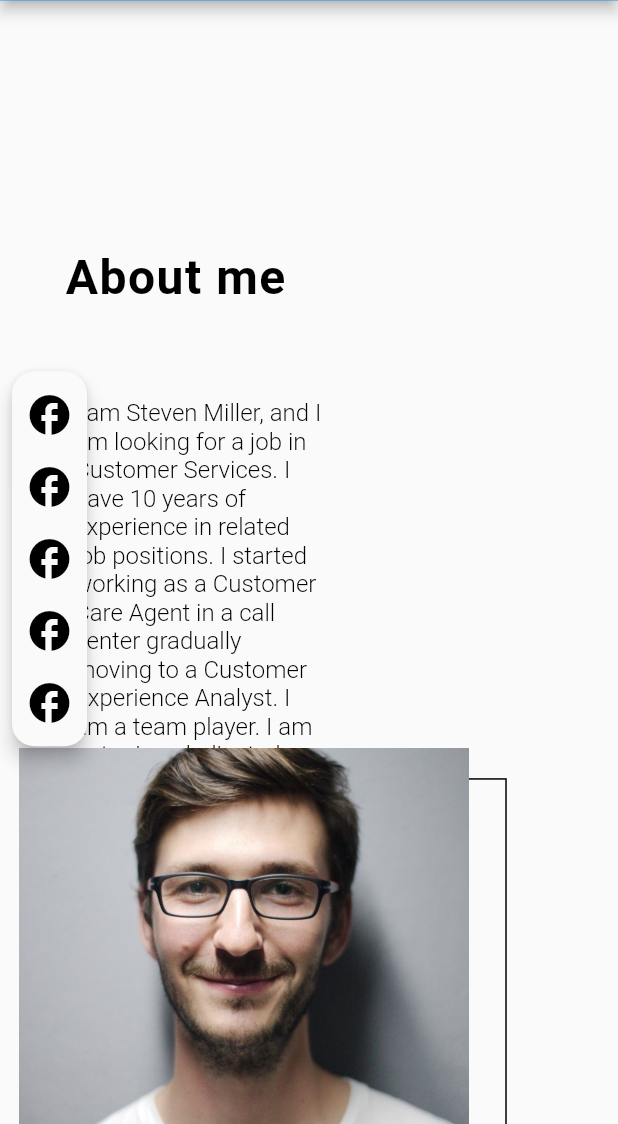
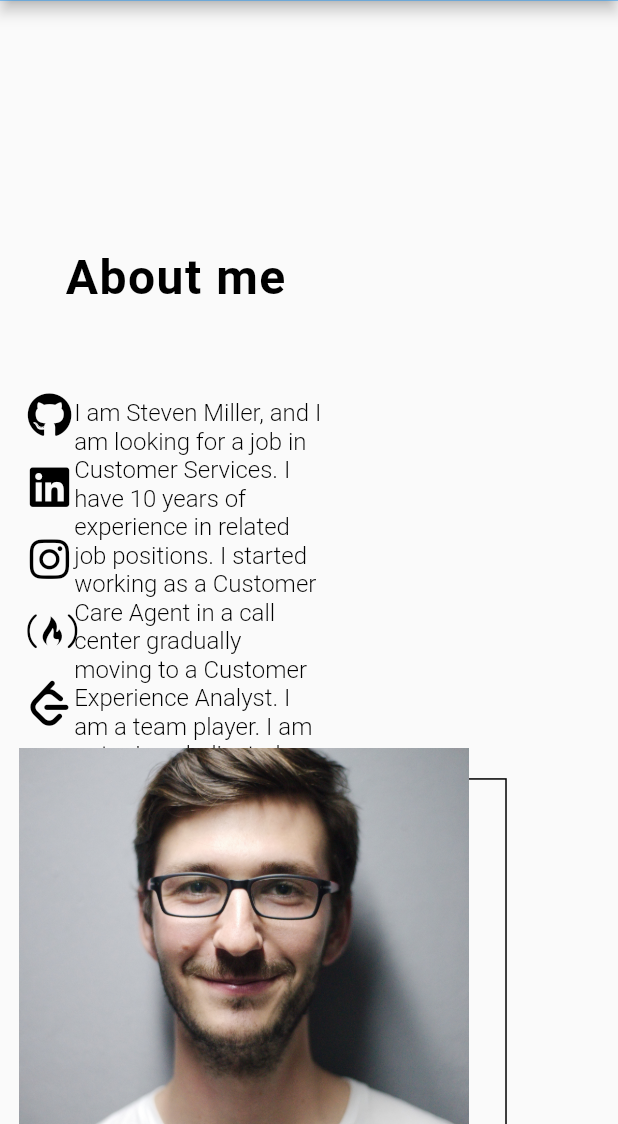
Before and after one commit to vpsines/my-portfolio, a Flutter app: the screen it shows after launch, scrolled down 576 dp, on a phone screen of 412 x 824 dp, the part 112-1236 px from its top. Run offline on Flutter 3.47's test engine with Material 2 defaults, Android fonts, the phone set to English and light mode, and no system bars.

Commit message:
feat: update social bar

```diff
--- a/lib/widgets/social/social_bar.dart
+++ b/lib/widgets/social/social_bar.dart
@@ -1,4 +1,7 @@
 import 'package:flutter/material.dart';
+import 'package:my_portfolio/utils/custom_app_icons.dart';
+import 'package:my_portfolio/utils/url_launcher_utils.dart';
+import 'package:my_portfolio/widgets/base/custom_icon_button.dart';
 
 class SocialBar extends StatelessWidget {
   final bool isFooter;
@@ -6,41 +9,36 @@ class SocialBar extends StatelessWidget {
   SocialBar({super.key, this.isFooter = false});
 
   final List<Widget> socialIcons = [
-    IconButton(
-        onPressed: () {},
-        icon: const Icon(
-          Icons.facebook,
-          size: 32,
-          color: Colors.black,
-        )),
-    IconButton(
-        onPressed: () {},
-        icon: const Icon(
-          Icons.facebook,
-          size: 32,
-          color: Colors.black,
-        )),
-    IconButton(
-        onPressed: () {},
-        icon: const Icon(
-          Icons.facebook,
-          size: 32,
-          color: Colors.black,
-        )),
-    IconButton(
-        onPressed: () {},
-        icon: const Icon(
-          Icons.facebook,
-          size: 32,
-          color: Colors.black,
-        )),
-    IconButton(
-        onPressed: () {},
-        icon: const Icon(
-          Icons.facebook,
-          size: 32,
-          color: Colors.black,
-        )),
+    CustomIconButton(
+      onTap: () async {
+        await viewGitHubProfile();
+      },
+      icon: CustomAppIcons.github,
+    ),
+    CustomIconButton(
+      onTap: () async {
+        await viewLinkedInProfile();
+      },
+      icon: CustomAppIcons.linkedin,
+    ),
+    CustomIconButton(
+      onTap: () async {
+        await viewInstagram();
+      },
+      icon: CustomAppIcons.instagram,
+    ),
+    CustomIconButton(
+      onTap: () async {
+        await viewFreeCodeCamp();
+      },
+      icon: CustomAppIcons.free_code_camp,
+    ),
+    CustomIconButton(
+      onTap: () async {
+        await viewLeetcode();
+      },
+      icon: CustomAppIcons.leetcode,
+    ),
   ];
 
   @override
@@ -48,8 +46,8 @@ class SocialBar extends StatelessWidget {
     return Padding(
       padding: const EdgeInsets.only(left: 8),
       child: Material(
-        shape:RoundedRectangleBorder(borderRadius: BorderRadius.circular(15)),
-        elevation: 5,
+        shape: RoundedRectangleBorder(borderRadius: BorderRadius.circular(15)),
+        color: Colors.transparent,
         child: (isFooter)
             ? Row(
                 children: socialIcons,
```
Lines whose indentation alone changed are shown as unchanged.
